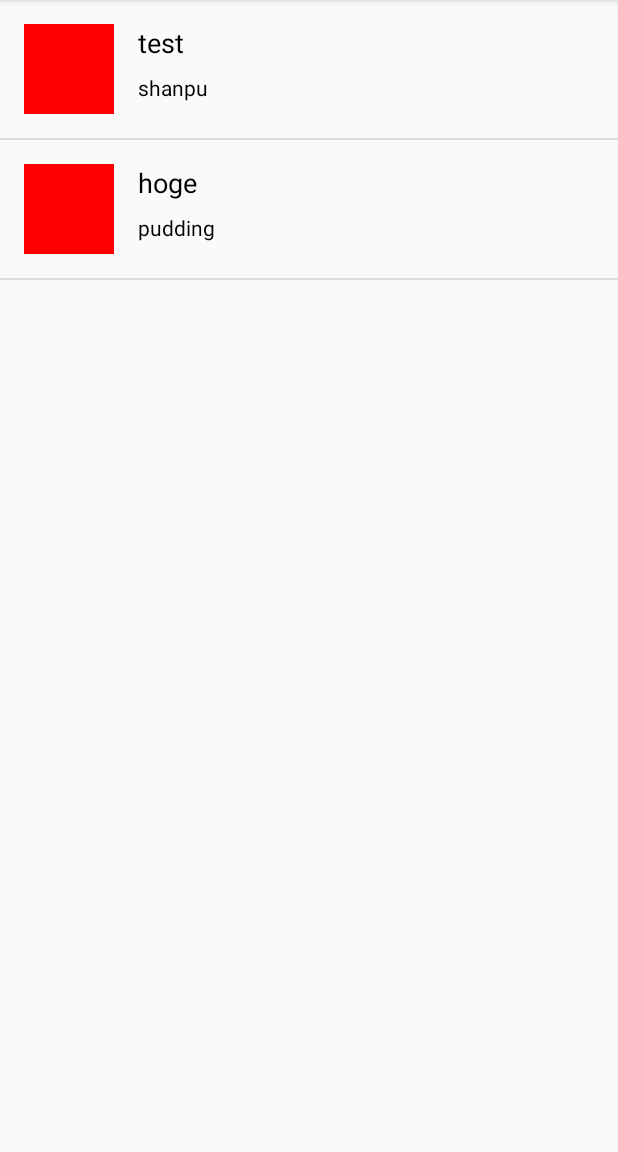
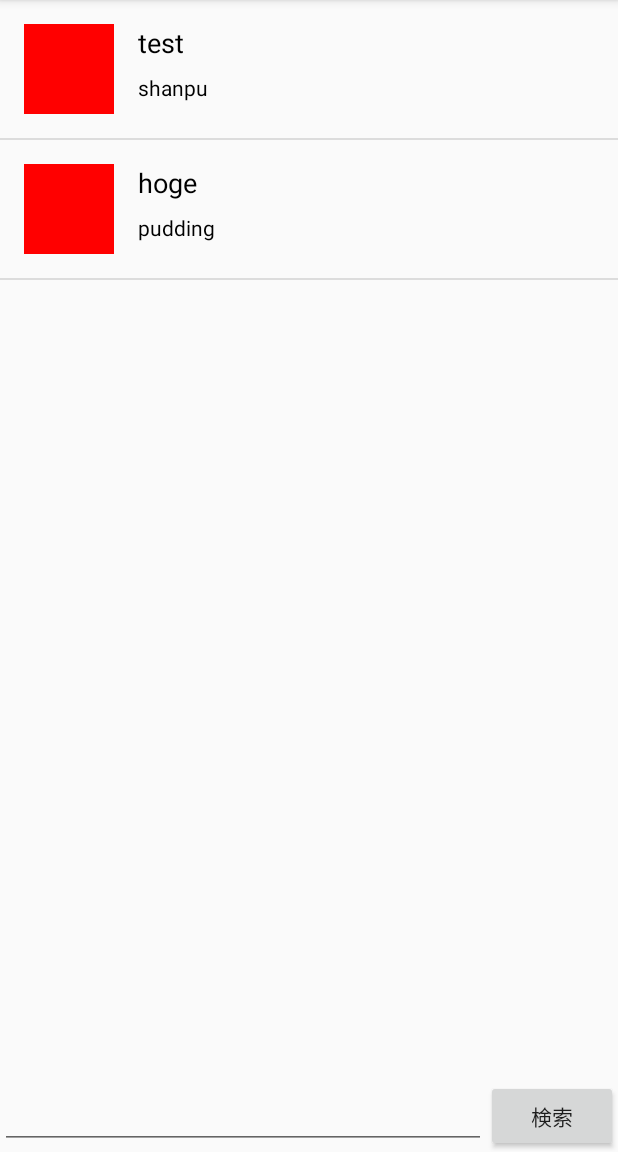
Before and after one commit to chez-shanpu/QiitaClient, an Android app: the screen it shows after launch (MainActivity), on a phone screen of 412 x 824 dp, the part 84-1236 px from its top. Run offline under Robolectric (Android 15) with nearby library versions, the phone set to English and light mode, and no system bars.

Commit message:
検索用のフィールドとボタンを追加

```diff
--- a/app/src/main/res/layout/activity_main.xml
+++ b/app/src/main/res/layout/activity_main.xml
@@ -2,10 +2,43 @@
 <LinearLayout xmlns:android="http://schemas.android.com/apk/res/android"
     android:layout_width="match_parent"
     android:layout_height="match_parent"
-    android:orientation="vertical">
+    android:orientation="vertical" >
 
-    <ListView
-        android:id="@+id/list_view"
+    <FrameLayout
         android:layout_width="match_parent"
-        android:layout_height="match_parent" />
+        android:layout_height="0dp"
+        android:layout_weight="1" >
+
+        <ListView
+            android:id="@+id/list_view"
+            android:layout_width="match_parent"
+            android:layout_height="match_parent"
+            android:layout_weight="1" />
+
+        <ProgressBar
+            android:id="@+id/progress_bar"
+            android:layout_width="wrap_content"
+            android:layout_height="wrap_content"
+            android:layout_gravity="center"
+            android:visibility="gone" />
+    </FrameLayout>
+
+    <LinearLayout
+        android:layout_width="match_parent"
+        android:layout_height="wrap_content"
+        android:gravity="bottom"
+        android:orientation="horizontal">
+
+        <EditText
+            android:id="@+id/query_edit_text"
+            android:layout_width="0dp"
+            android:layout_height="wrap_content"
+            android:layout_weight="1" />
+
+        <Button
+            android:id="@+id/search_button"
+            android:layout_width="wrap_content"
+            android:layout_height="wrap_content"
+            android:text="検索" />
+    </LinearLayout>
 </LinearLayout>
```
